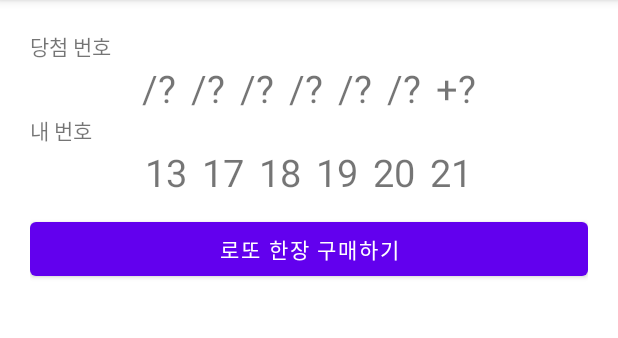
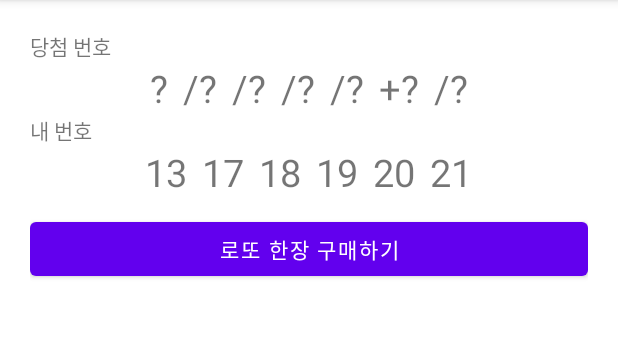
Before and after one commit to yyj5087/LottoSimulator_20220303, an Android app: the screen it shows after launch (MainActivity), on a phone screen of 412 x 824 dp, the part 84-422 px from its top. Run offline under Robolectric (Android 15) with nearby library versions, the phone set to English and light mode, and no system bars.

Commit message:
버튼이나 텍스트뷰ID 추가

```diff
--- a/app/src/main/res/layout/activity_main.xml
+++ b/app/src/main/res/layout/activity_main.xml
@@ -18,12 +18,21 @@
         android:layout_width="match_parent"
         android:layout_height="wrap_content">
         <TextView
-            android:text="/?"
+            android:text="\?"
+            android:id="@+id/txtWinNum01"
             android:textSize="25sp"
             android:layout_width="wrap_content"
             android:layout_height="wrap_content"/>
         <TextView
             android:text="/?"
+            android:textSize="25sp"
+            android:id="@+id/txtWinNum02"
+            android:layout_marginStart="10dp"
+            android:layout_width="wrap_content"
+            android:layout_height="wrap_content"/>
+        <TextView
+            android:text="/?"
+            android:id="@+id/txtWinNum03"
             android:textSize="25sp"
             android:layout_marginStart="10dp"
             android:layout_width="wrap_content"
@@ -31,29 +40,28 @@
         <TextView
             android:text="/?"
             android:textSize="25sp"
+            android:id="@+id/txtWinNum04"
             android:layout_marginStart="10dp"
             android:layout_width="wrap_content"
             android:layout_height="wrap_content"/>
         <TextView
             android:text="/?"
             android:textSize="25sp"
+            android:id="@+id/txtWinNum05"
             android:layout_marginStart="10dp"
             android:layout_width="wrap_content"
             android:layout_height="wrap_content"/>
         <TextView
-            android:text="/?"
+
+            android:text="+?"
             android:textSize="25sp"
+            android:id="@+id/txtWinNum016"
             android:layout_marginStart="10dp"
             android:layout_width="wrap_content"
             android:layout_height="wrap_content"/>
         <TextView
+            android:id="@+id/bounce"
             android:text="/?"
-            android:textSize="25sp"
-            android:layout_marginStart="10dp"
-            android:layout_width="wrap_content"
-            android:layout_height="wrap_content"/>
-        <TextView
-            android:text="+?"
             android:textSize="25sp"
             android:layout_marginStart="10dp"
             android:layout_width="wrap_content"
@@ -106,6 +114,7 @@
 
     </LinearLayout>
     <Button
+        android:id="@+id/btnBuylOTOTO"
         android:layout_marginTop="10dp"
         android:text="로또 한장 구매하기"
         android:layout_width="match_parent"
```
